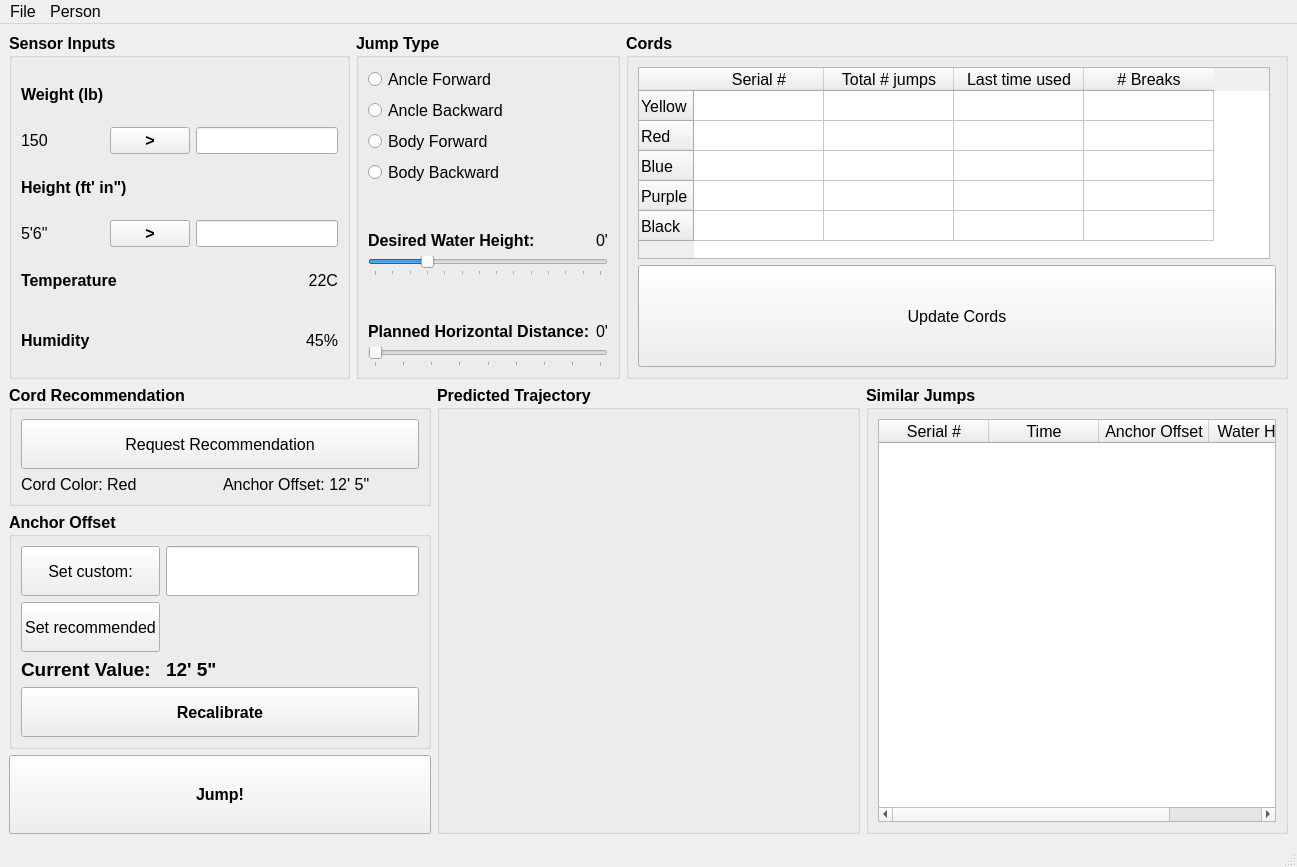
Before: the Qt Designer form Application/Main/UI/main_window.ui in PatAleJr/Capstone-Smart-Winch, drawn with Qt 5.
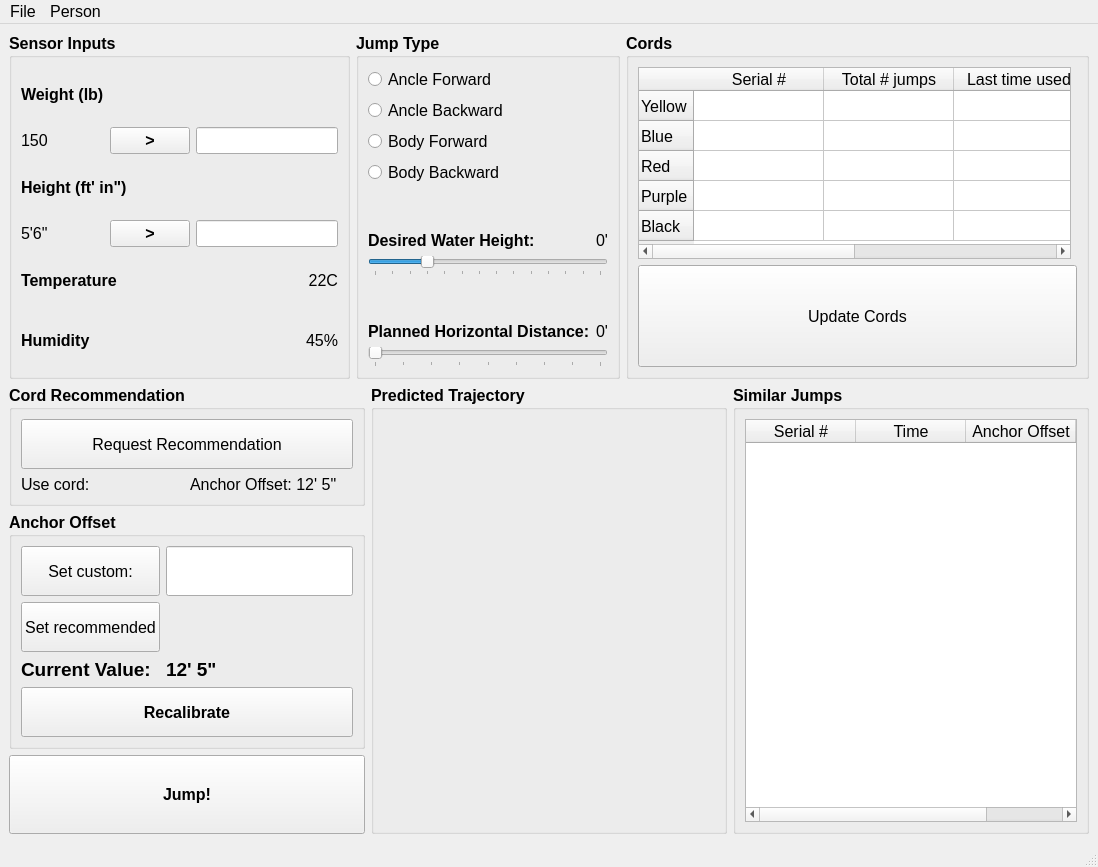
After: the same form once the commit is applied. Icons and pictures are not drawn.

Commit message: Implement cord recommendations

The edit to the form file:
```diff
--- a/Application/Main/UI/main_window.ui
+++ b/Application/Main/UI/main_window.ui
@@ -6,7 +6,7 @@
    <rect>
     <x>0</x>
     <y>0</y>
-    <width>1297</width>
+    <width>1098</width>
     <height>867</height>
    </rect>
   </property>
@@ -436,16 +436,16 @@
              <string>Yellow</string>
             </property>
            </row>
-           <row>
-            <property name="text">
-             <string>Red</string>
-            </property>
-           </row>
            <row>
             <property name="text">
              <string>Blue</string>
             </property>
            </row>
+           <row>
+            <property name="text">
+             <string>Red</string>
+            </property>
+           </row>
            <row>
             <property name="text">
              <string>Purple</string>
@@ -539,7 +539,7 @@
               </font>
              </property>
              <property name="text">
-              <string>Cord Color: Red</string>
+              <string>Use cord:</string>
              </property>
             </widget>
            </item>
@@ -813,7 +813,7 @@
     <rect>
      <x>0</x>
      <y>0</y>
-     <width>1297</width>
+     <width>1098</width>
      <height>33</height>
     </rect>
    </property>
```
Left out of the diff: 4 changed lines with no effect on the pictures. The commit also changes 52 other files.
